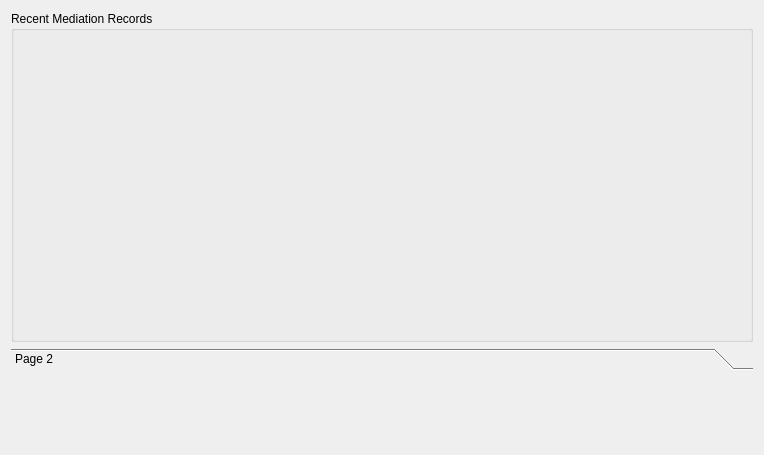
This is drc/gui/mediationprocessview.ui in lansdon/cpts483_drc as Qt 5 draws it before an edit. The edited form follows.
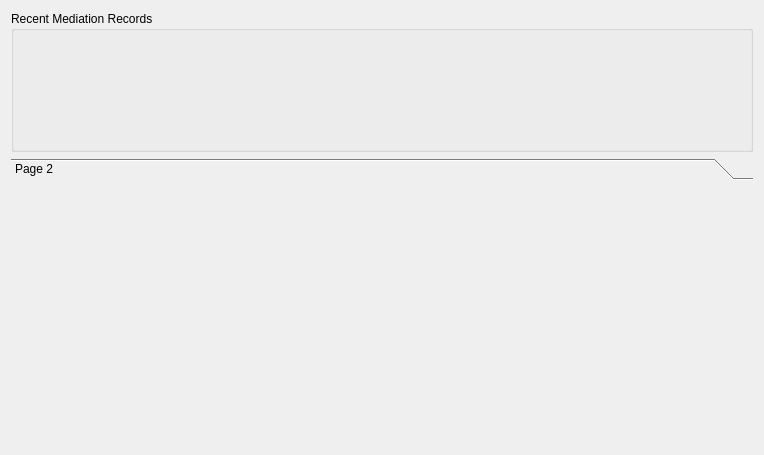
This is the edited form.

The edit to the form file:
```diff
--- a/drc/gui/mediationprocessview.ui
+++ b/drc/gui/mediationprocessview.ui
@@ -11,7 +11,7 @@
    </rect>
   </property>
   <property name="sizePolicy">
-   <sizepolicy hsizetype="Expanding" vsizetype="Expanding">
+   <sizepolicy hsizetype="Expanding" vsizetype="Fixed">
     <horstretch>0</horstretch>
     <verstretch>0</verstretch>
    </sizepolicy>
@@ -28,16 +28,22 @@
   <layout class="QVBoxLayout" name="verticalLayout">
    <item>
     <widget class="QGroupBox" name="recentGroupBox">
+     <property name="sizePolicy">
+      <sizepolicy hsizetype="Preferred" vsizetype="Fixed">
+       <horstretch>0</horstretch>
+       <verstretch>0</verstretch>
+      </sizepolicy>
+     </property>
      <property name="minimumSize">
       <size>
        <width>0</width>
-       <height>300</height>
+       <height>100</height>
       </size>
      </property>
      <property name="maximumSize">
       <size>
        <width>16777215</width>
-       <height>700</height>
+       <height>200</height>
       </size>
      </property>
      <property name="title">
@@ -46,10 +52,22 @@
      <layout class="QGridLayout" name="gridLayout">
       <item row="0" column="0">
        <widget class="QWidget" name="MediationOverviewWidget" native="true">
+        <property name="sizePolicy">
+         <sizepolicy hsizetype="Preferred" vsizetype="Fixed">
+          <horstretch>0</horstretch>
+          <verstretch>0</verstretch>
+         </sizepolicy>
+        </property>
         <property name="minimumSize">
          <size>
           <width>0</width>
-          <height>300</height>
+          <height>100</height>
+         </size>
+        </property>
+        <property name="maximumSize">
+         <size>
+          <width>16777215</width>
+          <height>200</height>
          </size>
         </property>
         <layout class="QGridLayout" name="gridLayout_2"/>
@@ -69,7 +87,7 @@
         <x>0</x>
         <y>0</y>
         <width>746</width>
-        <height>71</height>
+        <height>271</height>
        </rect>
       </property>
       <property name="font">
```
